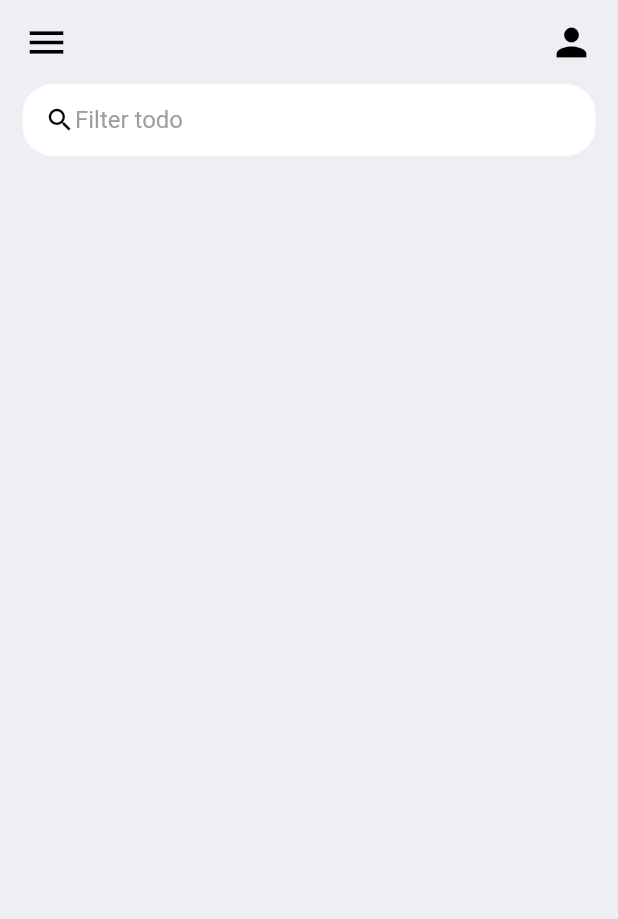
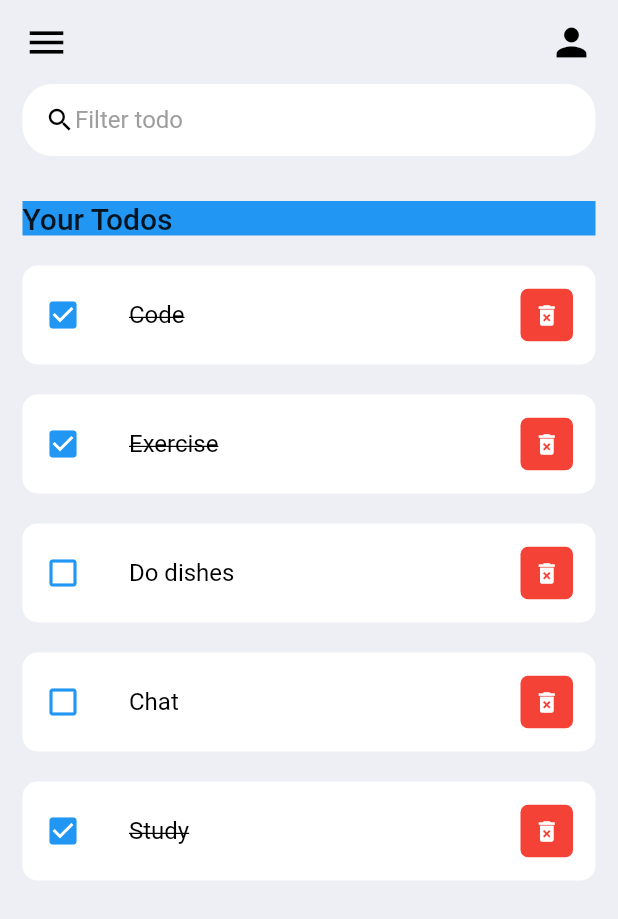
Before and after one commit to danielsumah/flutter-todo, a Flutter app: the screen it shows after launch, on a phone screen of 412 x 824 dp. Shown: the top 919 px of the screen. Run offline on Flutter 3.47's test engine with Material 2 defaults, Android fonts, the phone set to English and light mode, and no system bars.

Commit message:
todo list view created

```diff
--- a/lib/main.dart
+++ b/lib/main.dart
@@ -1,14 +1,13 @@
 import 'package:flutter/material.dart';
 import 'package:flutter/services.dart';
-import 'package:todo/constants/colors.dart';
 import './screens/home.dart';
 
 void main() {
-  runApp(const MyApp());
+  runApp(MyApp());
 }
 
 class MyApp extends StatelessWidget {
-  const MyApp({super.key});
+  MyApp({super.key});
 
   // This widget is the root of your application.
   @override
@@ -16,7 +15,7 @@ class MyApp extends StatelessWidget {
     SystemChrome.setSystemUIOverlayStyle(
       const SystemUiOverlayStyle(statusBarColor: Colors.transparent),
     );
-    return const MaterialApp(
+    return MaterialApp(
       debugShowCheckedModeBanner: false,
       title: 'Todo App',
       home: Home(),
--- /dev/null
+++ b/lib/model/todo.dart
@@ -0,0 +1,23 @@
+class Todo {
+  int id;
+  String task;
+  bool completed;
+
+  Todo({required this.id, required this.task, this.completed = false});
+
+  static List<Todo> listTodo() {
+    return [
+      Todo(id: 1, task: 'Code', completed: true),
+      Todo(id: 2, task: 'Exercise', completed: true),
+      Todo(
+        id: 3,
+        task: 'Do dishes',
+      ),
+      Todo(
+        id: 4,
+        task: 'Chat',
+      ),
+      Todo(id: 5, task: 'Study', completed: true),
+    ];
+  }
+}
--- a/lib/screens/home.dart
+++ b/lib/screens/home.dart
@@ -1,8 +1,12 @@
 import 'package:flutter/material.dart';
 import 'package:todo/constants/colors.dart';
+import 'package:todo/model/todo.dart';
+import 'package:todo/widgets/todo-item.dart';
 
 class Home extends StatelessWidget {
-  const Home({Key? key}) : super(key: key);
+  Home({Key? key}) : super(key: key);
+
+  final todoList = Todo.listTodo();
 
   @override
   Widget build(BuildContext context) {
@@ -15,32 +19,31 @@ class Home extends StatelessWidget {
         ),
         child: Column(
           children: [
-            Container(
-              padding: const EdgeInsets.symmetric(
-                horizontal: 15,
+            const SearchBox(),
+            Expanded(
+              child: ListView(
+                children: [
+                  Container(
+                    color: myBlue,
+                    margin: const EdgeInsets.only(
+                      top: 30,
+                      bottom: 20,
+                    ),
+                    child: const Text(
+                      'Your Todos',
+                      style: TextStyle(
+                        fontSize: 20,
+                        fontWeight: FontWeight.w500,
+                      ),
+                    ),
+                  ),
+                  for (Todo todo in todoList)
+                    TodoItem(
+                      todo: todo,
+                    ),
+                ],
               ),
-              decoration: BoxDecoration(
-                color: Colors.white,
-                borderRadius: BorderRadius.circular(20),
-              ),
-              child: const TextField(
-                decoration: InputDecoration(
-                  contentPadding: EdgeInsets.all(0),
-                  prefixIcon: Icon(
-                    Icons.search,
-                    color: myBlack,
-                    size: 20,
-                  ),
-                  prefixIconConstraints: BoxConstraints(
-                    maxHeight: 20,
-                    maxWidth: 25,
-                  ),
-                  border: InputBorder.none,
-                  hintText: 'Filter todo',
-                  hintStyle: TextStyle(color: myGray),
-                ),
-              ),
-            )
+            ),
           ],
         ),
       ),
@@ -69,3 +72,39 @@ class Home extends StatelessWidget {
     );
   }
 }
+
+class SearchBox extends StatelessWidget {
+  const SearchBox({
+    super.key,
+  });
+
+  @override
+  Widget build(BuildContext context) {
+    return Container(
+      padding: const EdgeInsets.symmetric(
+        horizontal: 15,
+      ),
+      decoration: BoxDecoration(
+        color: Colors.white,
+        borderRadius: BorderRadius.circular(20),
+      ),
+      child: const TextField(
+        decoration: InputDecoration(
+          contentPadding: EdgeInsets.all(0),
+          prefixIcon: Icon(
+            Icons.search,
+            color: myBlack,
+            size: 20,
+          ),
+          prefixIconConstraints: BoxConstraints(
+            maxHeight: 20,
+            maxWidth: 25,
+          ),
+          border: InputBorder.none,
+          hintText: 'Filter todo',
+          hintStyle: TextStyle(color: myGray),
+        ),
+      ),
+    );
+  }
+}
--- /dev/null
+++ b/lib/widgets/todo-item.dart
@@ -0,0 +1,57 @@
+import 'package:flutter/material.dart';
+import 'package:todo/constants/colors.dart';
+import 'package:todo/model/todo.dart';
+
+class TodoItem extends StatelessWidget {
+  final Todo todo;
+
+  const TodoItem({super.key, required this.todo});
+
+  @override
+  Widget build(BuildContext context) {
+    return Container(
+      margin: const EdgeInsets.only(bottom: 20),
+      child: ListTile(
+        contentPadding: const EdgeInsets.symmetric(
+          horizontal: 15,
+          vertical: 5,
+        ),
+        onTap: () {
+          print('list item clicked');
+        },
+        shape: RoundedRectangleBorder(
+          borderRadius: BorderRadius.circular(10),
+        ),
+        tileColor: Colors.white,
+        leading: Icon(
+          todo.completed ? Icons.check_box : Icons.check_box_outline_blank,
+          color: myBlue,
+        ),
+        title: Text(
+          todo.task,
+          style: TextStyle(
+            fontSize: 16,
+            color: myBlack,
+            decoration: todo.completed ? TextDecoration.lineThrough : null,
+          ),
+        ),
+        trailing: Container(
+          height: 35,
+          width: 35,
+          decoration: BoxDecoration(
+            color: myRed,
+            borderRadius: BorderRadius.circular(5),
+          ),
+          child: IconButton(
+            icon: const Icon(Icons.delete_forever),
+            color: Colors.white,
+            iconSize: 18,
+            onPressed: () {
+              print('delete icon pressed');
+            },
+          ),
+        ),
+      ),
+    );
+  }
+}
```
